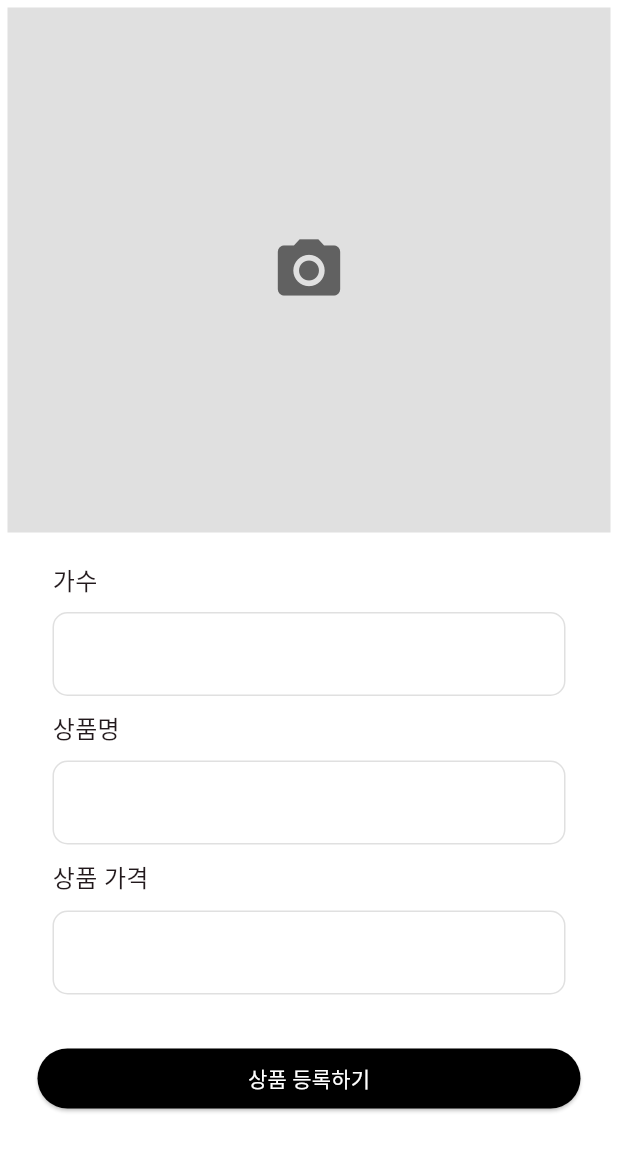
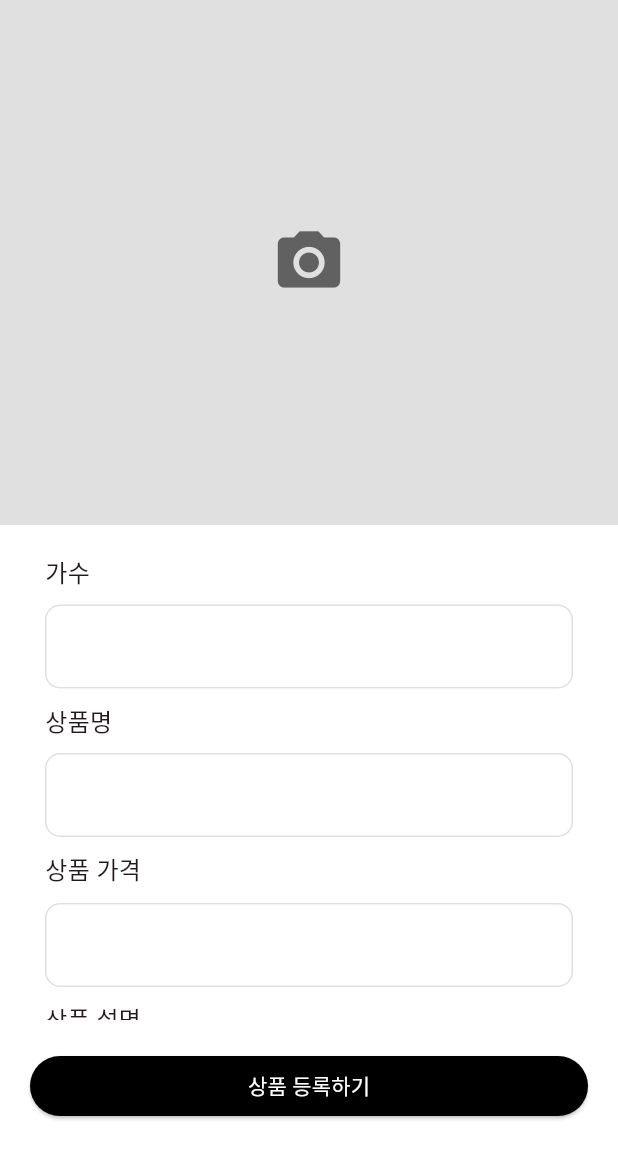
Before and after one commit to nakwon-music-shop/ONLINE_SHOPPINGMALL, a Flutter app: the RegistPage screen opened directly, on a phone screen of 412 x 824 dp, the part 84-1236 px from its top. Run offline on Flutter 3.47's test engine with Material 3 defaults, Android fonts, the phone set to English and light mode, and no system bars; our stand-ins replace cloud_firestore, firebase_core, image_picker; accounts and stored records are empty.

Commit message:
[modify]버튼 파일 분리

```diff
--- a/nakwon_online_shoppingmall/lib/pages/regist/regist_page.dart
+++ b/nakwon_online_shoppingmall/lib/pages/regist/regist_page.dart
@@ -1,11 +1,9 @@
-import 'package:flutter/cupertino.dart';
 import 'package:flutter/material.dart';
 import 'package:image_picker/image_picker.dart';
-import 'package:nakwon_online_shoppingmall/album.dart';
-import 'dart:io';
 import 'package:nakwon_online_shoppingmall/pages/regist/widgets/background_photo.dart';
 import 'package:nakwon_online_shoppingmall/pages/regist/widgets/info_textField.dart';
 import 'package:nakwon_online_shoppingmall/pages/regist/widgets/jaket_photo_button.dart';
+import 'package:nakwon_online_shoppingmall/pages/regist/widgets/regist_button.dart';
 
 class RegistPage extends StatefulWidget {
   RegistPage({super.key});
@@ -36,9 +34,7 @@ class _RegistPageState extends State<RegistPage> {
         ),
       ),
       // 상품 이미지가 들어가는 부분
-      body: Padding(
-        padding: const EdgeInsets.all(5),
-        child: Column(
+      body: Column(
         children: [
           // 이미지 업로드 영역
           Stack(
@@ -89,47 +85,8 @@ class _RegistPageState extends State<RegistPage> {
             ),
           )),
           // 상품 등록하기 버튼
-            Container(
-              padding: EdgeInsets.all(20),
-              width: double.infinity,
-              child: ElevatedButton(
-                  onPressed: () {
-                    if (widget.song != null &&
-                        widget.artist != null &&
-                        widget.price != null &&
-                        widget.description != null) {
-                      Navigator.pop(
-                          context,
-                          Album(
-                              imagePath: image!.path,
-                              song: widget.song!,
-                              artist: widget.artist!,
-                              price: widget.price!,
-                              description: widget.description!));
-                    } else {
-                      showCupertinoDialog(
-                          context: context,
-                          builder: (context) => CupertinoAlertDialog(
-                                title: Text('정보를 빠짐없이 입력해주세요.'),
-                                actions: <CupertinoDialogAction>[
-                                  CupertinoDialogAction(
-                                    isDefaultAction: true,
-                                    onPressed: () {
-                                      Navigator.pop(context);
-                                    },
-                                    child: Text(
-                                      '확인',
-                                      style: TextStyle(color: Colors.blue),
-                                    ),
-                                  )
+          RegistButton(image: image, widget: widget)
         ],
-                              ));
-                    }
-                  },
-                  child: Text('상품 등록하기')),
-            )
-          ],
-        ),
       ),
     );
   }
--- /dev/null
+++ b/nakwon_online_shoppingmall/lib/pages/regist/widgets/regist_button.dart
@@ -0,0 +1,68 @@
+import 'package:flutter/cupertino.dart';
+import 'package:flutter/material.dart';
+import 'package:image_picker/image_picker.dart';
+import 'package:nakwon_online_shoppingmall/album.dart';
+import 'package:nakwon_online_shoppingmall/pages/regist/regist_page.dart';
+
+class RegistButton extends StatelessWidget {
+  const RegistButton({
+    super.key,
+    required this.image,
+    required this.widget,
+  });
+
+  final XFile? image;
+  final RegistPage widget;
+
+  @override
+  Widget build(BuildContext context) {
+    return Container(
+      padding: EdgeInsets.all(20),
+      width: double.infinity,
+      child: ElevatedButton(
+          onPressed: () {
+            // 데이터를 모두 입력한 경우
+            if (image != null &&
+                widget.song != null &&
+                widget.artist != null &&
+                widget.price != null &&
+                widget.description != null) {
+              // Album 객체 생성해서 pop
+              Navigator.pop(
+                  context,
+                  Album(
+                      imagePath: image!.path,
+                      song: widget.song!,
+                      artist: widget.artist!,
+                      price: widget.price!,
+                      description: widget.description!));
+              ScaffoldMessenger.of(context).showSnackBar(
+                const SnackBar(
+                  content: Text('상품을 등록하였습니다'),
+                ),
+              );
+              // 데이터를 모두 입력하지 않은 경우 경고문 출력
+            } else {
+              showCupertinoDialog(
+                  context: context,
+                  builder: (context) => CupertinoAlertDialog(
+                        title: Text('정보를 빠짐없이 입력해주세요.'),
+                        actions: <CupertinoDialogAction>[
+                          CupertinoDialogAction(
+                            isDefaultAction: true,
+                            onPressed: () {
+                              Navigator.pop(context);
+                            },
+                            child: Text(
+                              '확인',
+                              style: TextStyle(color: Colors.blue),
+                            ),
+                          )
+                        ],
+                      ));
+            }
+          },
+          child: Text('상품 등록하기')),
+    );
+  }
+}
```
Lines whose indentation alone changed are shown as unchanged.
